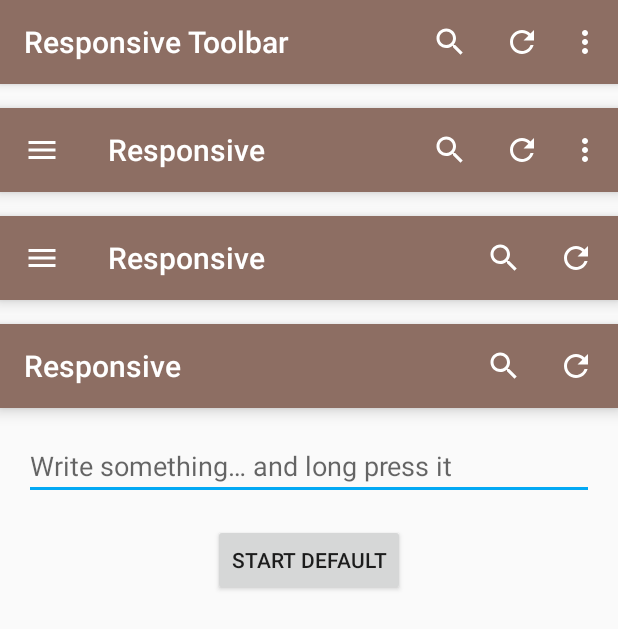
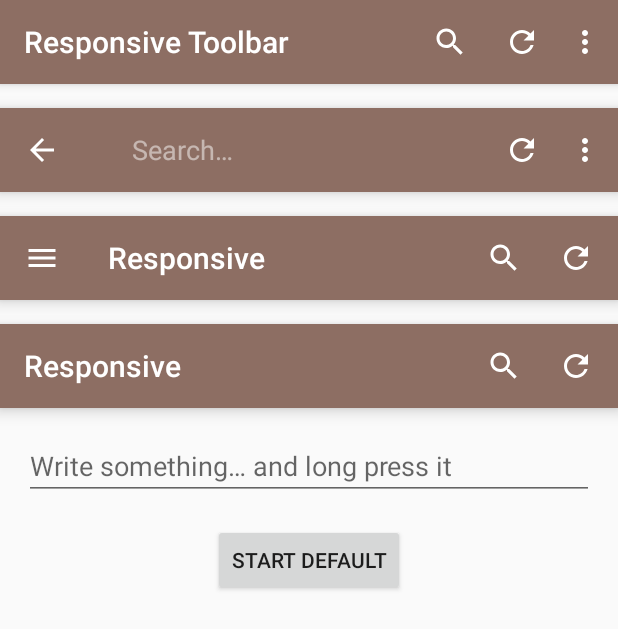
Before and after one commit to lurbas/GuidelinesCompatToolbar, an Android app: the screen it shows after launch (ResponsiveToolbarActivity), after a tap on "Search", on a phone screen of 412 x 824 dp. Shown: the top 629 px of the screen. Run offline under Robolectric (Android 15) with nearby library versions, the phone set to English and light mode, and no system bars.

Commit message:
Update themes

```diff
--- a/sample/src/main/res/layout/activity_responsive_toolbar.xml
+++ b/sample/src/main/res/layout/activity_responsive_toolbar.xml
@@ -15,7 +15,6 @@
         android:elevation="6dp"
         android:background="@color/colorPrimary"
         app:navigationIcon="@drawable/ic_menu_24dp"
-        app:contentInsetStart="@dimen/second_keyline"
         app:theme="@style/Toolbar.AppCompat.Responsive"
         app:popupTheme="@style/Toolbar.Popup.AppCompat"
         app:title="@string/responsive_title"
@@ -32,7 +31,6 @@
         app:theme="@style/Toolbar.AppCompat.Responsive"
         app:popupTheme="@style/Toolbar.Popup.AppCompat"
         app:navigationIcon="@drawable/ic_menu_24dp"
-        app:contentInsetStart="@dimen/second_keyline"
         app:title="@string/responsive_title"
         tools:ignore="NewApi" />
 
--- a/sample/src/main/res/menu/test_menu.xml
+++ b/sample/src/main/res/menu/test_menu.xml
@@ -3,16 +3,17 @@
 
     <item
         android:id="@+id/action_search"
-        android:title="@string/action_search"
         android:icon="@drawable/ic_search_24dp"
         android:orderInCategory="100"
-        app:showAsAction="ifRoom" />
+        android:title="@string/action_search"
+        app:actionViewClass="android.support.v7.widget.SearchView"
+        app:showAsAction="always|collapseActionView" />
 
     <item
         android:id="@+id/action_refresh"
-        android:title="@string/action_refresh"
         android:icon="@drawable/ic_refresh_24dp"
         android:orderInCategory="200"
+        android:title="@string/action_refresh"
         app:showAsAction="ifRoom" />
 
 </menu>
--- a/sample/src/main/res/menu/test_overflow_menu.xml
+++ b/sample/src/main/res/menu/test_overflow_menu.xml
@@ -3,27 +3,28 @@
 
     <item
         android:id="@+id/action_search"
-        android:title="@string/action_search"
         android:icon="@drawable/ic_search_24dp"
         android:orderInCategory="100"
-        app:showAsAction="ifRoom" />
+        android:title="@string/action_search"
+        app:actionViewClass="android.support.v7.widget.SearchView"
+        app:showAsAction="always|collapseActionView" />
 
     <item
         android:id="@+id/action_refresh"
-        android:title="@string/action_refresh"
         android:icon="@drawable/ic_refresh_24dp"
         android:orderInCategory="200"
+        android:title="@string/action_refresh"
         app:showAsAction="ifRoom" />
 
     <item
         android:id="@+id/action_settings"
+        android:orderInCategory="300"
         android:title="@string/action_settings"
-        android:orderInCategory="300"
         app:showAsAction="never" />
     <item
         android:id="@+id/action_help"
+        android:orderInCategory="400"
         android:title="@string/action_help"
-        android:orderInCategory="400"
         app:showAsAction="never" />
 
 </menu>
--- a/sample/src/main/res/values/styles.xml
+++ b/sample/src/main/res/values/styles.xml
@@ -5,7 +5,6 @@
         <item name="maxButtonHeight">48dp</item>
         <item name="android:paddingLeft">@dimen/toolbar_h_padding</item>
         <item name="android:paddingRight">@dimen/toolbar_h_padding</item>
-        <item name="contentInsetStart">@dimen/first_keyline</item>
 
     </style>
 
--- a/sample/src/main/res/values/themes.xml
+++ b/sample/src/main/res/values/themes.xml
@@ -29,7 +29,7 @@
 
 </style>
 
-    <style name="Toolbar.AppCompat.Default" parent="ThemeOverlay.AppCompat.Dark">
+<style name="Toolbar.AppCompat.Default" parent="ThemeOverlay.AppCompat.Dark.ActionBar">
 
     <item name="colorControlHighlight">@color/colorAccent</item>
     <item name="colorControlNormal">@color/white</item>
@@ -69,7 +69,7 @@
 
     </style>
 
-    <style name="Toolbar.AppCompat.Responsive" parent="ThemeOverlay.AppCompat.Dark">
+    <style name="Toolbar.AppCompat.Responsive" parent="ThemeOverlay.AppCompat.Dark.ActionBar">
 
         <item name="colorControlHighlight">@color/colorAccent</item>
         <item name="colorControlNormal">@color/white</item>
```
Lines whose indentation alone changed are shown as unchanged.
